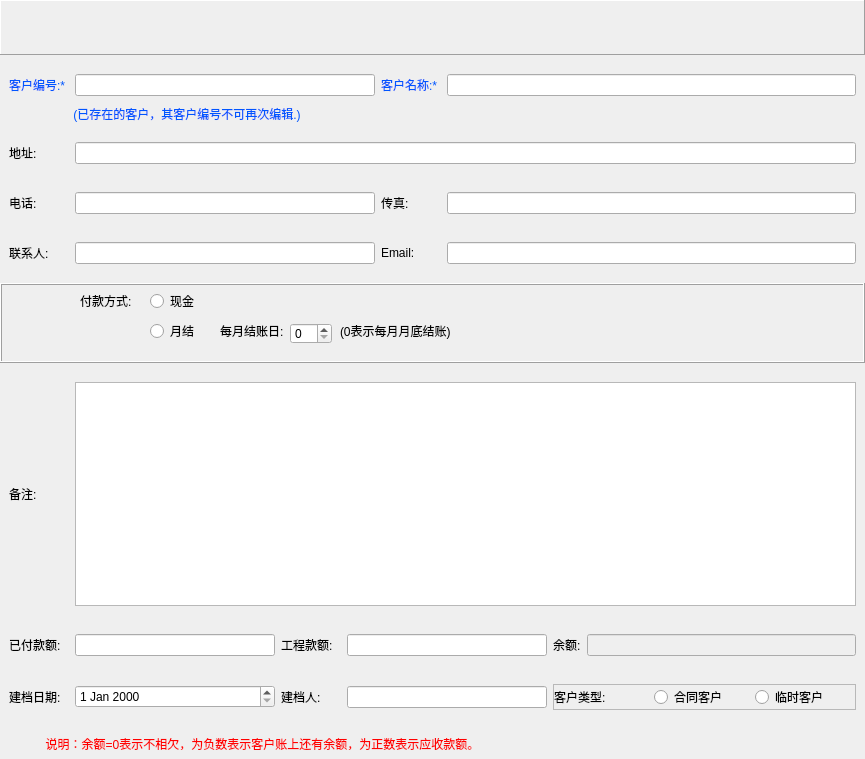
Above: ui/dialog/clienteditdialog.ui from longcp/CarRentalManagement before the change. Below: the same form after it.
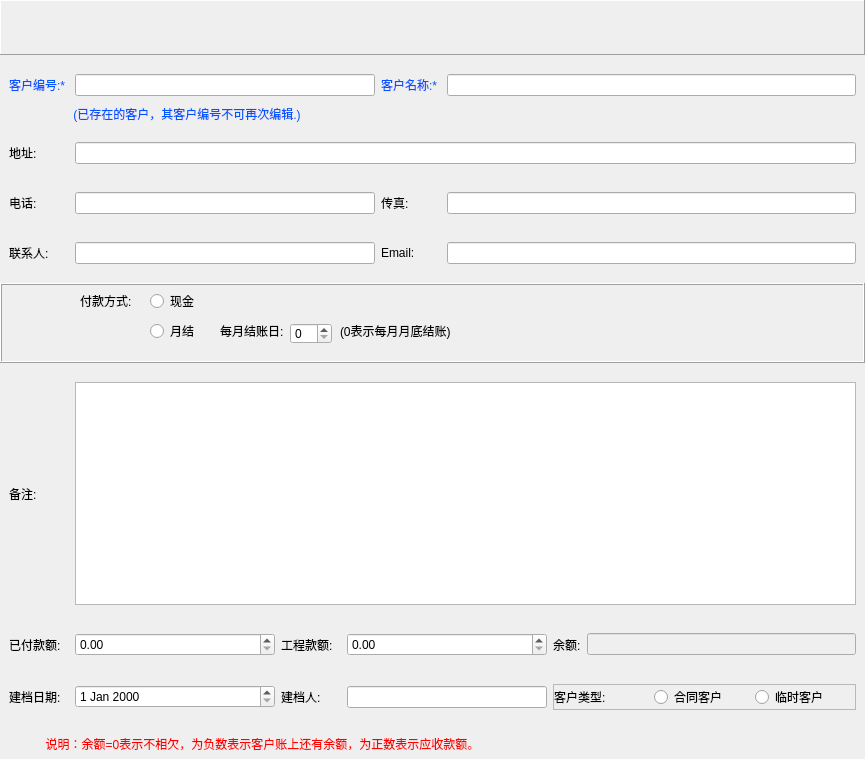
That is the form after the change.

Commit message: 客户资料编辑界面 lineEdit -> doublespinbox,避免损失精度，修改doublespinbox范围

Diff of the .ui file:
```diff
--- a/ui/dialog/clienteditdialog.ui
+++ b/ui/dialog/clienteditdialog.ui
@@ -507,7 +507,7 @@
        </widget>
       </item>
       <item>
-       <widget class="QLineEdit" name="paidLineEdit">
+       <widget class="QDoubleSpinBox" name="paidDSB">
         <property name="minimumSize">
          <size>
           <width>200</width>
@@ -520,6 +520,9 @@
           <height>16777215</height>
          </size>
         </property>
+        <property name="maximum">
+         <double>999999999.990000009536743</double>
+        </property>
        </widget>
       </item>
       <item>
@@ -542,7 +545,7 @@
        </widget>
       </item>
       <item>
-       <widget class="QLineEdit" name="amountLineEdit">
+       <widget class="QDoubleSpinBox" name="amountDSB">
         <property name="minimumSize">
          <size>
           <width>200</width>
@@ -555,6 +558,9 @@
           <height>16777215</height>
          </size>
         </property>
+        <property name="maximum">
+         <double>999999999.990000009536743</double>
+        </property>
        </widget>
       </item>
       <item>
```
The commit also changes 2 other files.
